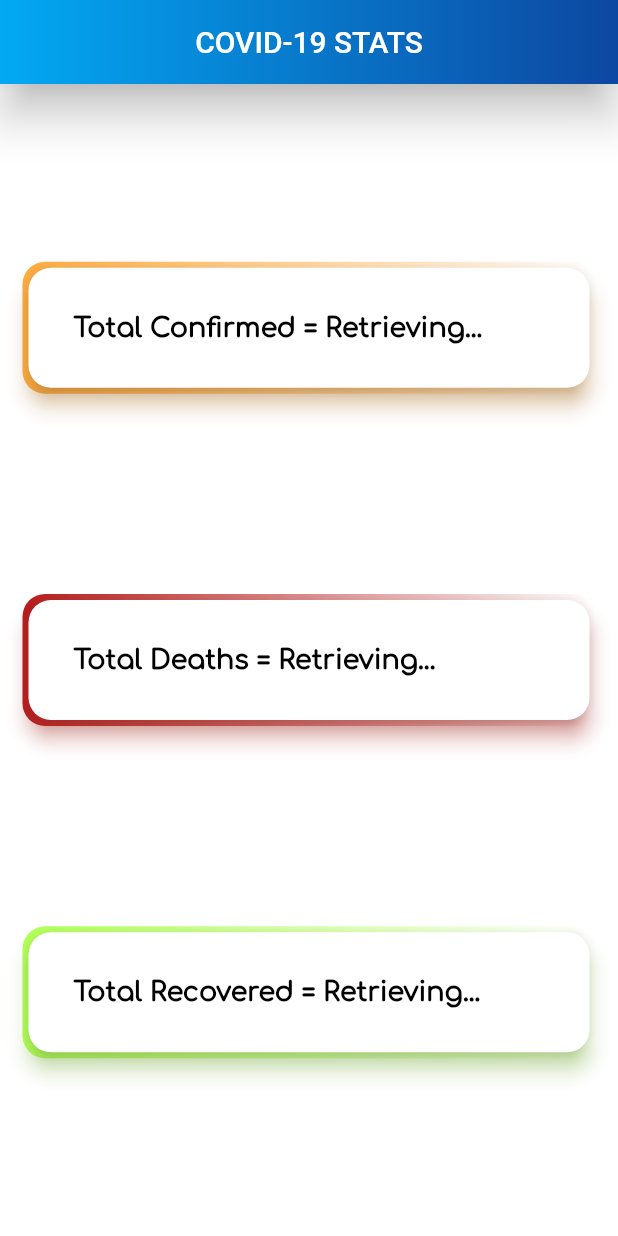
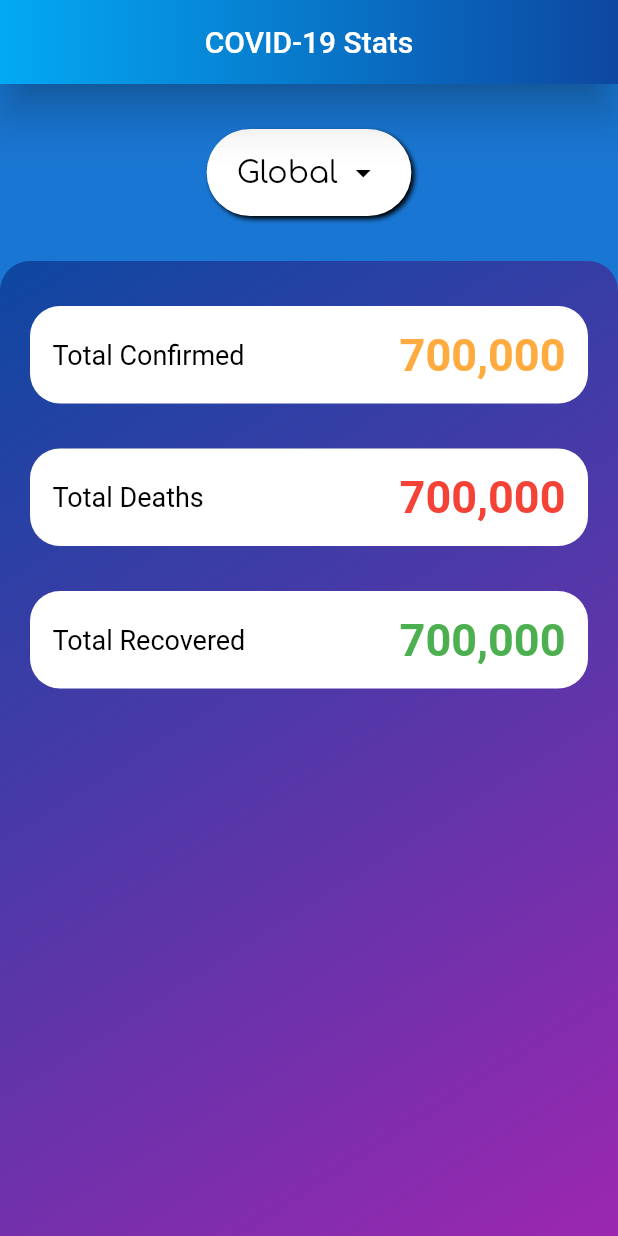
Before and after one commit to higgs165/CovidCheck, a Flutter app: the screen it shows after launch, on a phone screen of 412 x 824 dp. Run offline on Flutter 3.47's test engine with Material 2 defaults, Android fonts, the phone set to English and light mode, and no system bars; our stand-ins replace animated_text_kit, gradient_app_bar; network calls fail.

Commit message:
changed up design

```diff
--- a/lib/main.dart
+++ b/lib/main.dart
@@ -1,11 +1,15 @@
+import 'package:flutter/cupertino.dart';
 import 'package:flutter/material.dart';
 import 'api_call.dart';
 import 'package:gradient_app_bar/gradient_app_bar.dart';
+import 'package:animated_text_kit/animated_text_kit.dart';
+
+bool isWaiting = false;
 
 void main() {
   runApp(MaterialApp(
     theme: ThemeData.dark().copyWith(
-      scaffoldBackgroundColor: Colors.white,
+      scaffoldBackgroundColor: Colors.blue.shade700,
     ),
     home: Covid(),
   ));
@@ -17,13 +21,14 @@ class Covid extends StatefulWidget {
 }
 
 class _CovidState extends State<Covid> {
+  String country = 'Global';
+
   @override
   void initState() {
     super.initState();
     getStats();
   }
 
-  bool isWaiting = false;
   Map<String, String> statsMap = {};
 
   void getStats() async {
@@ -34,8 +39,7 @@ class _CovidState extends State<Covid> {
       setState(() {
         statsMap = data;
       });
-    }
-    catch (e) {
+    } catch (e) {
       print(e);
     }
   }
@@ -44,7 +48,7 @@ class _CovidState extends State<Covid> {
   Widget build(BuildContext context) {
     return Scaffold(
       appBar: GradientAppBar(
-        title: Text('COVID-19 STATS'),
+        title: Text('COVID-19 Stats'),
         centerTitle: true,
         elevation: 12.0,
         gradient: LinearGradient(
@@ -52,58 +56,115 @@ class _CovidState extends State<Covid> {
         ),
       ),
       body: Column(
-          mainAxisAlignment: MainAxisAlignment.spaceEvenly,
-          crossAxisAlignment: CrossAxisAlignment.stretch,
         children: <Widget>[
-            StatsCard(text: 'Confirmed', stat: isWaiting ? 'Retrieving... ' : statsMap['confirmed'], borderColour: Colors.orangeAccent, shadowColour: Colors.orangeAccent),
-            StatsCard(text: 'Deaths', stat: isWaiting ? 'Retrieving... ' : statsMap['deaths'], borderColour: Colors.red.shade900, shadowColour: Colors.red),
-            StatsCard(text: 'Recovered', stat: isWaiting ? 'Retrieving... ' : statsMap['recovered'], borderColour: Colors.lightGreenAccent, shadowColour: Colors.lightGreenAccent),
+          Center(
+            child: Container(
+              margin: EdgeInsets.only(top: 30.0),
+              padding: EdgeInsets.fromLTRB(20.0, 5.0, 20.0, 5.0),
+              decoration: BoxDecoration(
+                color: Colors.white,
+                borderRadius: BorderRadius.all(Radius.circular(30.0)),
+                boxShadow: [
+                  BoxShadow(
+                    color: Colors.black,
+                    blurRadius: 2.0,
+                    spreadRadius: 0.0,
+                    offset: Offset(2.0, 2.0), // shadow direction: bottom right
+                  )
                 ],
-        ));
+              ),
+              child: DropdownButtonHideUnderline(
+                child: DropdownButton<String>(
+                  value: country,
+                  icon: Icon(Icons.arrow_drop_down, color: Colors.black),
+                  dropdownColor: Colors.white,
+                  elevation: 6,
+                  style: TextStyle(
+                    color: Colors.black,
+                    fontSize: 20.0,
+                    fontFamily: 'Comfortaa',
+                  ),
+                  onChanged: (String newValue) {
+                    setState(() {
+                      country = newValue;
+                    });
+                  },
+                  items: <String>['Global', 'Ireland', 'UK']
+                      .map<DropdownMenuItem<String>>((String value) {
+                    return DropdownMenuItem<String>(
+                      value: value,
+                      child: Text(value),
+                    );
+                  }).toList(),
+                ),
+              ),
+            ),
+          ),
+          SizedBox(height: 30.0),
+          Expanded(
+            child: Container(
+              padding: EdgeInsets.symmetric(horizontal: 20.0),
+              decoration: BoxDecoration(
+                gradient: LinearGradient(
+                  begin: Alignment.topLeft,
+                  end: Alignment.bottomRight,
+                  colors: [Colors.blue.shade900, Colors.purple],
+                ),
+                borderRadius: BorderRadius.only(
+                    topLeft: Radius.circular(20.0),
+                    topRight: Radius.circular(20.0)),
+              ),
+              child: ListView(
+                children: <Widget>[
+                  StatsContainer(text: 'Confirmed', textColour: Colors.orangeAccent),
+                  StatsContainer(text: 'Deaths', textColour: Colors.red),
+                  StatsContainer(text: 'Recovered', textColour: Colors.green),
+                ],
+              ),
+            ),
+          ),
+        ],
+      ),
+    );
   }
 }
 
-class StatsCard extends StatelessWidget {
-  StatsCard({this.text, this.stat, this.borderColour, this.shadowColour});
+class StatsContainer extends StatelessWidget {
+
+  StatsContainer({this.text, this.textColour});
 
   final String text;
-  final String stat;
-  final Color borderColour;
-  final Color shadowColour;
+  final Color textColour;
 
   @override
   Widget build(BuildContext context) {
-    return Padding(
+    return Container(
+      margin: EdgeInsets.only(top: 30.0),
       padding: EdgeInsets.all(15.0),
-      child: Container(
       decoration: BoxDecoration(
-          gradient: LinearGradient(
-            begin: Alignment.topLeft,
-            end: Alignment.topRight,
-            colors: [borderColour, Colors.white],
+        borderRadius: BorderRadius.all(Radius.circular(20.0)),
+        color: Colors.white,
       ),
-          borderRadius: BorderRadius.all(Radius.circular(15.0)),
-        ),
-        child: Card(
-          shadowColor: shadowColour,
-          color: Colors.white,
-          shape: RoundedRectangleBorder(
-            borderRadius: BorderRadius.circular(15.0),
-          ),
-          elevation: 6.0,
-          child: Padding(
-            padding: const EdgeInsets.all(30.0),
+      child: Row(
+        children: <Widget>[
+          Expanded(
             child: Text(
-              'Total $text = $stat',
+              'Total $text',
               style: TextStyle(
-                fontFamily: 'Comfortaa',
                 color: Colors.black,
-                fontWeight: FontWeight.bold,
                 fontSize: 18.0,
               ),
             ),
           ),
+          Text(
+            '700,000',
+            style: TextStyle(
+              color: textColour,
+              fontSize: 30.0,
+              fontWeight: FontWeight.bold,
             ),
+          ),
+        ],
       ),
     );
   }
```
Also changed, not shown: pubspec.yaml (+3 -50 lines), pubspec.lock. Lines whose indentation alone changed are shown as unchanged.
